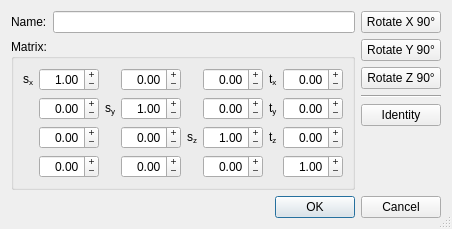
3drepo/3drepogui, file forms/repo_transformationdialog.ui: the form before one commit.
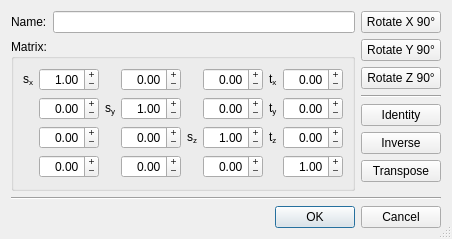
The form after the commit.

Commit message: Added inverse and transpose buttons to transformation dialog.

The edit to the form file:
```diff
--- a/forms/repo_transformationdialog.ui
+++ b/forms/repo_transformationdialog.ui
@@ -7,7 +7,7 @@
     <x>0</x>
     <y>0</y>
     <width>432</width>
-    <height>204</height>
+    <height>239</height>
    </rect>
   </property>
   <property name="windowTitle">
@@ -95,6 +95,9 @@
            <property name="title">
             <string>Matrix:</string>
            </property>
+           <property name="flat">
+            <bool>true</bool>
+           </property>
            <layout class="QGridLayout" name="gridLayout_2">
             <item row="0" column="1">
              <widget class="QDoubleSpinBox" name="a1DoubleSpinBox">
@@ -888,6 +891,20 @@
            </property>
           </widget>
          </item>
+         <item>
+          <widget class="QPushButton" name="inversePushButton">
+           <property name="text">
+            <string>Inverse</string>
+           </property>
+          </widget>
+         </item>
+         <item>
+          <widget class="QPushButton" name="transposePushButton">
+           <property name="text">
+            <string>Transpose</string>
+           </property>
+          </widget>
+         </item>
          <item>
           <spacer name="verticalSpacer">
            <property name="orientation">
@@ -907,13 +924,20 @@
      </layout>
     </widget>
    </item>
-   <item row="1" column="0">
+   <item row="2" column="0">
     <widget class="QDialogButtonBox" name="buttonBox">
      <property name="standardButtons">
       <set>QDialogButtonBox::Cancel|QDialogButtonBox::Ok</set>
      </property>
     </widget>
    </item>
+   <item row="1" column="0">
+    <widget class="Line" name="line_2">
+     <property name="orientation">
+      <enum>Qt::Horizontal</enum>
+     </property>
+    </widget>
+   </item>
   </layout>
  </widget>
  <resources/>
```
Left out of the diff: 2 changed lines with no effect on the pictures. The commit also changes 2 other files.
